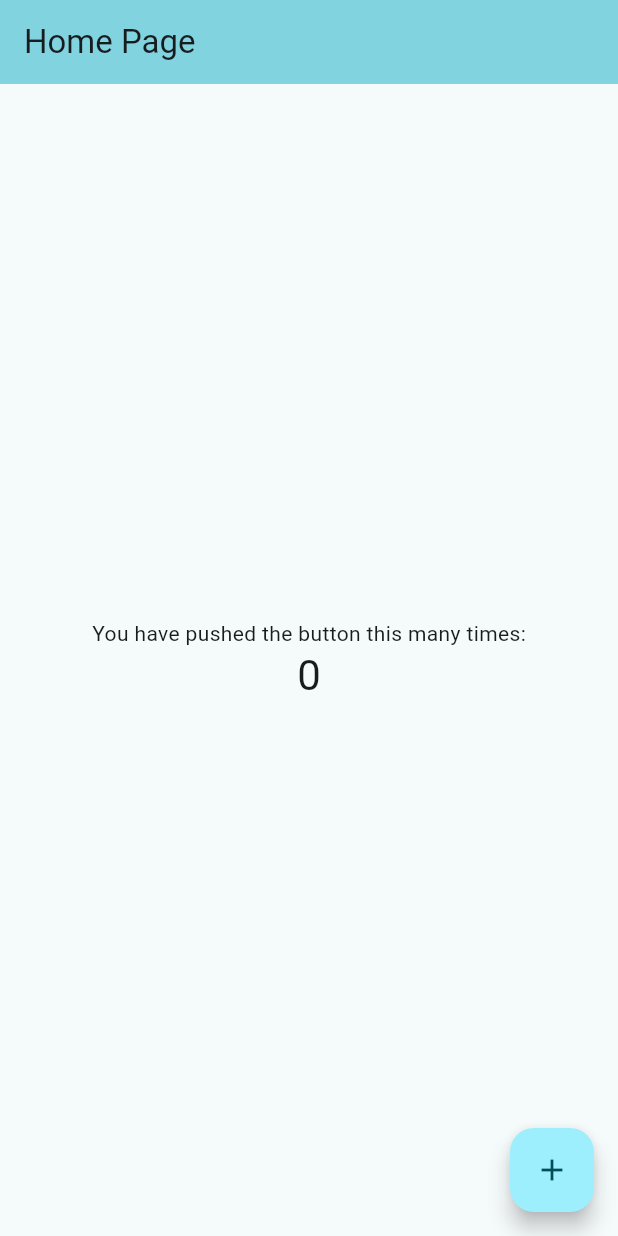
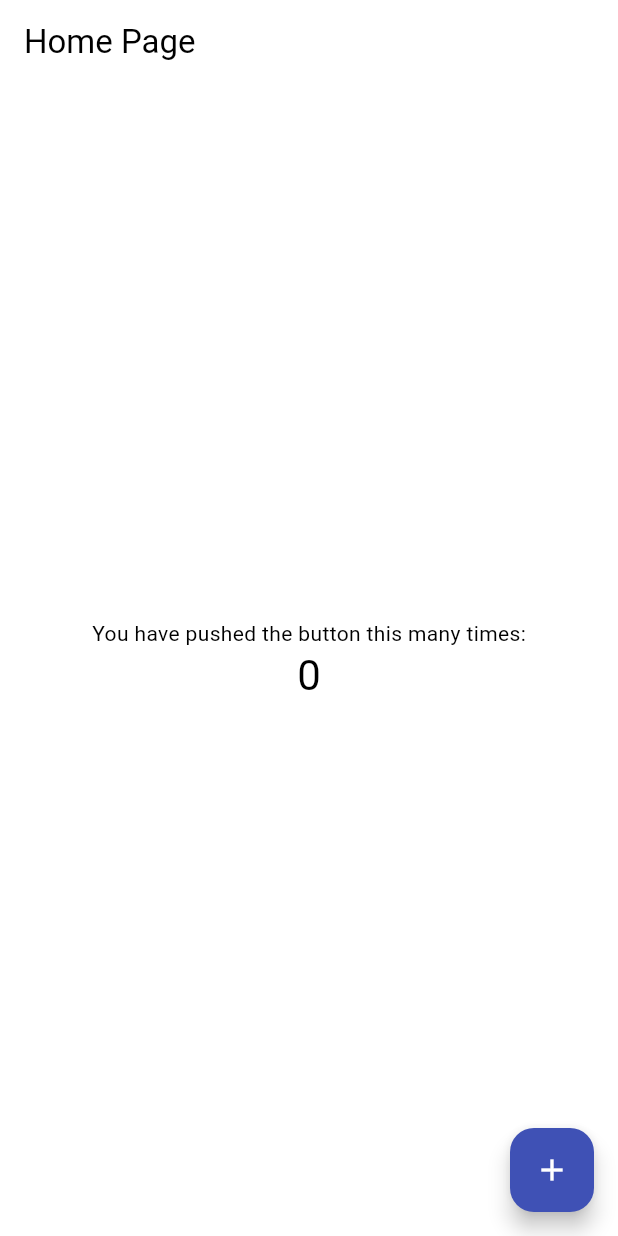
Before and after one commit to kupatahu/penuba, a Flutter app: the screen it shows after launch, on a phone screen of 412 x 824 dp. Run offline on Flutter 3.47's test engine with Material 2 defaults, Android fonts, the phone set to English and light mode, and no system bars; our stand-ins replace flutter_bloc, get_it, injectable, isar; accounts and stored records are empty; generated files the repository leaves out were written again.

Commit message:
configure base theme

```diff
--- a/client/mobile/lib/app.dart
+++ b/client/mobile/lib/app.dart
@@ -8,7 +8,19 @@ class App extends StatelessWidget {
   Widget build(BuildContext context) {
     return MaterialApp(
       theme: ThemeData(
-        colorScheme: ColorScheme.fromSeed(seedColor: Colors.white),
+        colorScheme: const ColorScheme(
+          brightness: Brightness.light,
+          primary: Colors.indigo,
+          onPrimary: Colors.white,
+          secondary: Colors.white,
+          onSecondary: Colors.black,
+          error: Colors.red,
+          onError: Colors.white,
+          background: Colors.white,
+          onBackground: Colors.black,
+          surface: Colors.white,
+          onSurface: Colors.black,
+        ),
         useMaterial3: true,
       ),
       initialRoute: AppRouter.initialRoute,
```
